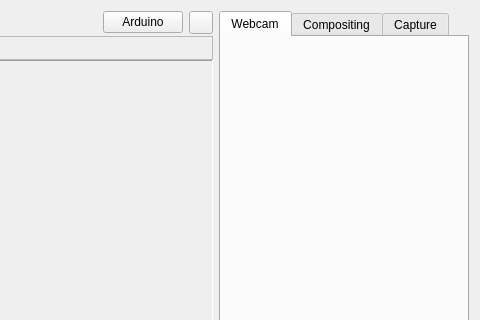
Above: OpenStopMotion/trunk/gui/stopmocap.ui from pfedick/openstopmotion before the change; both pictures show x 655 to 1135 and y 0 to 320 of the 1135 by 945 pixel window. Below: the same form after it.
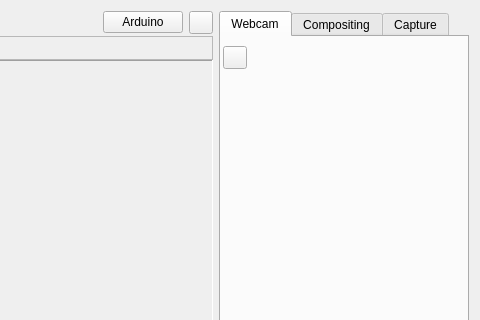
That is the form after the change. The open tabs and pages were chosen to show the change. Icons and pictures are not drawn. Custom widgets are drawn as their Qt base class.

Commit message: New function to rotate the image by 180 degrees

```diff
--- a/OpenStopMotion/trunk/gui/stopmocap.ui
+++ b/OpenStopMotion/trunk/gui/stopmocap.ui
@@ -803,6 +803,36 @@
        <property name="bottomMargin">
         <number>2</number>
        </property>
+       <item>
+        <layout class="QHBoxLayout" name="horizontalLayout_11">
+         <property name="topMargin">
+          <number>0</number>
+         </property>
+         <item>
+          <widget class="QToolButton" name="rotate180">
+           <property name="text">
+            <string/>
+           </property>
+           <property name="checkable">
+            <bool>true</bool>
+           </property>
+          </widget>
+         </item>
+         <item>
+          <spacer name="horizontalSpacer_8">
+           <property name="orientation">
+            <enum>Qt::Horizontal</enum>
+           </property>
+           <property name="sizeHint" stdset="0">
+            <size>
+             <width>40</width>
+             <height>20</height>
+            </size>
+           </property>
+          </spacer>
+         </item>
+        </layout>
+       </item>
        <item>
         <widget class="QWidget" name="controlWidget" native="true">
          <property name="minimumSize">
```
Left out of the diff: 2 changed lines with no effect on the pictures. The commit also changes 2 other files.
